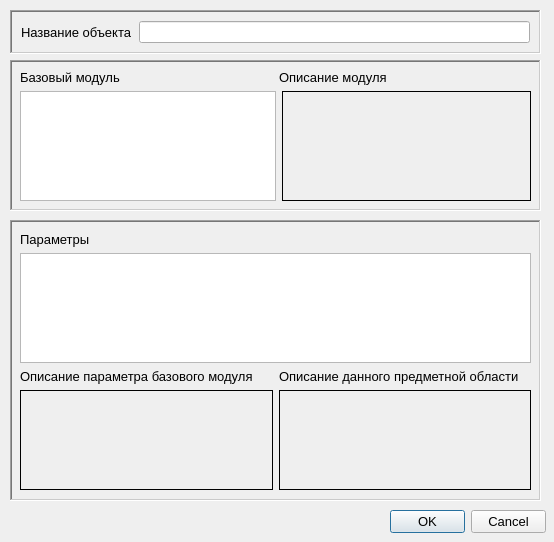
Old version of the form qactoreditor.ui in the repository graf-abolmasov/PGraph.
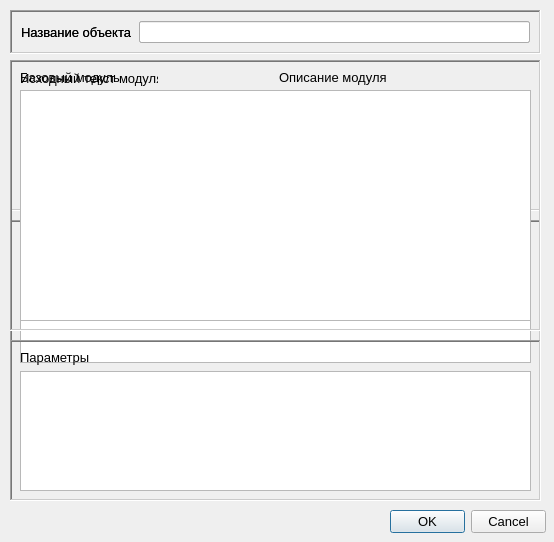
New version of the form. Icons and pictures are not drawn.

Patch:
```diff
--- a/qactoreditor.ui
+++ b/qactoreditor.ui
@@ -335,7 +335,7 @@
   <widget class="QWidget" name="inlineWidget" native="true">
    <property name="geometry">
     <rect>
-     <x>554</x>
+     <x>0</x>
      <y>0</y>
      <width>554</width>
      <height>510</height>
```
